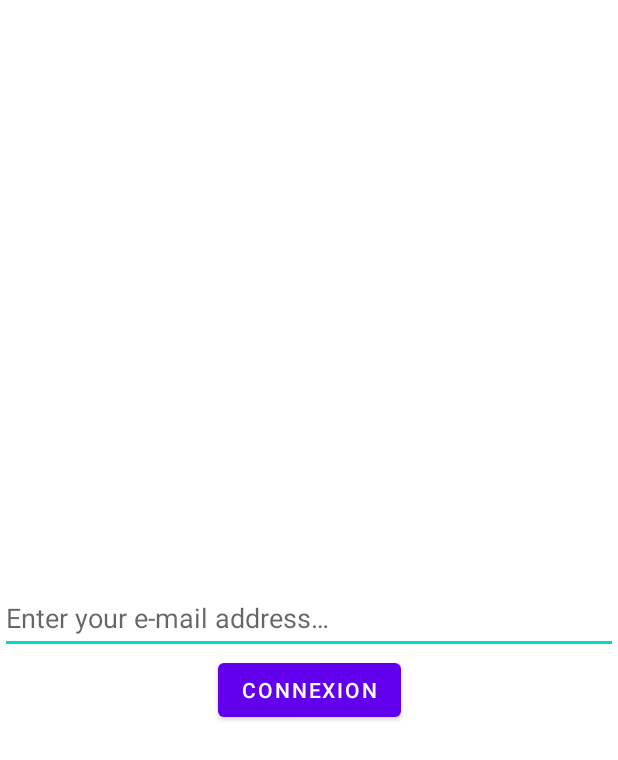
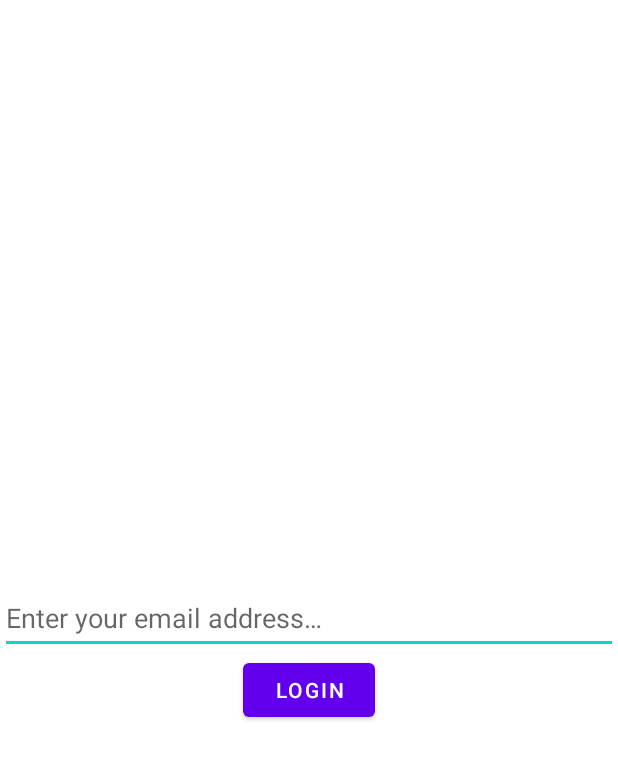
Before and after one commit to youamar/know_it_all, an Android app: the layout fragment_login.xml on its own in the app's theme, with its tools: preview values and no code run, on a phone screen of 412 x 824 dp. Shown: the top 760 px of the screen. Run offline under Robolectric (Android 15) with nearby library versions, the phone set to English and light mode, and no system bars.

```diff
--- a/KnowItAll/app/build.gradle
+++ b/KnowItAll/app/build.gradle
@@ -41,6 +41,8 @@ dependencies {
     implementation 'androidx.appcompat:appcompat:1.6.1'
     implementation 'com.google.android.material:material:1.8.0'
     implementation 'androidx.constraintlayout:constraintlayout:2.1.4'
+    implementation "androidx.navigation:navigation-fragment-ktx:$navigationVersion"
+    implementation "androidx.navigation:navigation-ui-ktx:$navigationVersion"
     testImplementation 'junit:junit:4.13.2'
     androidTestImplementation 'androidx.test.ext:junit:1.1.5'
     androidTestImplementation 'androidx.test.espresso:espresso-core:3.5.1'
--- a/KnowItAll/app/src/main/res/layout/fragment_login.xml
+++ b/KnowItAll/app/src/main/res/layout/fragment_login.xml
@@ -22,7 +22,7 @@
             app:layout_constraintStart_toStartOf="parent"
             app:layout_constraintTop_toTopOf="parent" />
         <Button
-            android:id="@+id/button"
+            android:id="@+id/loginButton"
             android:layout_width="wrap_content"
             android:layout_height="wrap_content"
             android:text="@string/loginButton"
--- a/KnowItAll/app/src/main/res/values/strings.xml
+++ b/KnowItAll/app/src/main/res/values/strings.xml
@@ -1,6 +1,6 @@
 <resources>
     <string name="app_name">Know It All</string>
-    <string name="emailBar">Enter your e-mail address…</string>
-    <string name="loginButton">Connexion</string>
-    <string name="about_text">Nom : OUAMAR\nPrénom : Yahya\nMatricule : 54915</string>
+    <string name="emailBar">Enter your email address…</string>
+    <string name="loginButton">Login</string>
+    <string name="about_text">Last name : OUAMAR\nFirst name : Yahya\nRegistration number : 54915</string>
 </resources>
```
Also changed, not shown: KnowItAll/app/src/main/java/com/example/knowitall/LoginFragment.kt (+12 -0 lines), KnowItAll/app/src/main/res/layout/activity_main.xml (+5 -3 lines), KnowItAll/app/src/main/res/navigation/navigation.xml (added, +13 -0 lines), KnowItAll/build.gradle (+9 -0 lines).
